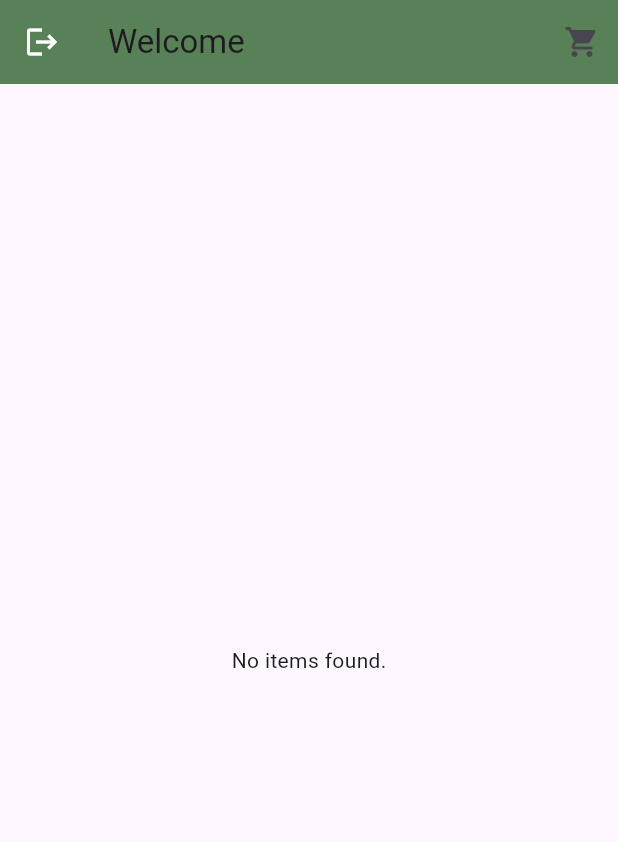
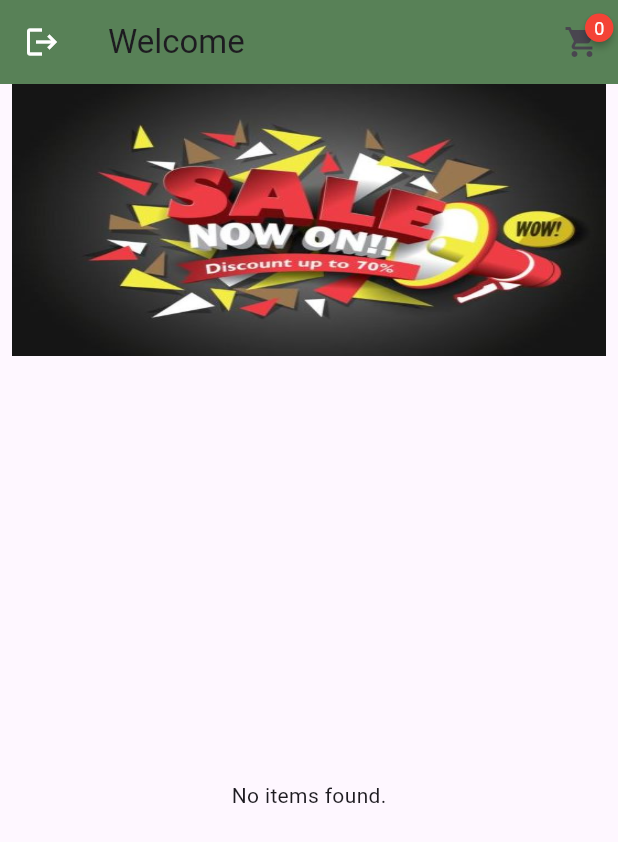
Before and after one commit to Anan-Elayan/flowers_app, a Flutter app: the Home screen opened directly, on a phone screen of 412 x 824 dp. Shown: the top 842 px of the screen. Run offline on Flutter 3.47's test engine with Material 3 defaults, Android fonts, the phone set to English and light mode, and no system bars; drawn by our look-alikes of badges; our stand-ins replace fluttertoast, image_picker, shared_preferences; accounts and stored records are empty.

Commit message:
handle some design and fixed issues

```diff
--- /dev/null
+++ b/lib/components/offers.dart
@@ -0,0 +1,68 @@
+import 'dart:async';
+
+import 'package:flutter/material.dart';
+
+class Offers extends StatefulWidget {
+  const Offers({super.key});
+
+  @override
+  _OffersState createState() => _OffersState();
+}
+
+class _OffersState extends State<Offers> {
+  final PageController _pageController = PageController();
+  int _currentPage = 0;
+
+  final List<String> _offerImages = [
+    'assets/images/offers/sale_poster.jpg',
+    'assets/images/offers/cash_back_offer_banner_2.jpg',
+    'assets/images/offers/cash_back_offer_banner.jpg',
+  ];
+
+  late Timer _timer;
+
+  @override
+  void initState() {
+    super.initState();
+
+    _timer = Timer.periodic(const Duration(seconds: 3), (timer) {
+      if (_currentPage < _offerImages.length - 1) {
+        _currentPage++;
+      } else {
+        _currentPage = 0;
+      }
+      _pageController.animateToPage(
+        _currentPage,
+        duration: const Duration(milliseconds: 500),
+        curve: Curves.easeInOut,
+      );
+    });
+  }
+
+  @override
+  void dispose() {
+    _timer.cancel();
+    _pageController.dispose();
+    super.dispose();
+  }
+
+  @override
+  Widget build(BuildContext context) {
+    return SizedBox(
+      height: MediaQuery.of(context).size.height * 0.22,
+      child: PageView.builder(
+        controller: _pageController,
+        itemCount: _offerImages.length,
+        itemBuilder: (context, index) {
+          return Padding(
+            padding: const EdgeInsets.symmetric(horizontal: 8),
+            child: Image.asset(
+              _offerImages[index],
+              fit: BoxFit.fill,
+            ),
+          );
+        },
+      ),
+    );
+  }
+}
--- a/lib/screens/cart_screen.dart
+++ b/lib/screens/cart_screen.dart
@@ -131,7 +131,7 @@ class _CartPageState extends State<CartPage> {
                           mainAxisSize: MainAxisSize.min,
                           children: [
                             Text(
-                              "Total: \$${(double.tryParse(item['price'].toString()) ?? 0.0 * item['quantity']).toStringAsFixed(2)}",
+                              "Total: \$${(double.parse(item['price'].toString()) * (item['quantity'] as int)).toStringAsFixed(2)}",
                               style:
                                   const TextStyle(fontWeight: FontWeight.bold),
                             ),
--- a/lib/screens/home.dart
+++ b/lib/screens/home.dart
@@ -1,5 +1,7 @@
 import 'dart:convert';
 
+import 'package:badges/badges.dart' as badges;
+import 'package:flowers_app/components/offers.dart';
 import 'package:flutter/material.dart';
 import 'package:fluttertoast/fluttertoast.dart';
 import 'package:shared_preferences/shared_preferences.dart';
@@ -81,7 +83,17 @@ class _HomeState extends State<Home> {
   }
 
   void _deleteFromCart(dynamic item) {
-    cartItems.removeWhere((cartItem) => cartItem['id'] == item['id']);
+    setState(() {
+      final cartItemIndex =
+          cartItems.indexWhere((cartItem) => cartItem['id'] == item['id']);
+      if (cartItemIndex >= 0) {
+        if (cartItems[cartItemIndex]['quantity'] > 1) {
+          cartItems[cartItemIndex]['quantity'] -= 1;
+        } else {
+          cartItems.removeAt(cartItemIndex);
+        }
+      }
+    });
   }
 
   void _purchaseItems() async {
@@ -108,7 +120,17 @@ class _HomeState extends State<Home> {
     return Scaffold(
       appBar: AppBar(
         actions: [
-          IconButton(
+          badges.Badge(
+            position: badges.BadgePosition.topEnd(top: 0, end: 3),
+            badgeContent: Text(
+              '${cartItems.fold<int>(0, (sum, item) => sum + item['quantity'] as int)}',
+              style: const TextStyle(color: Colors.white, fontSize: 12),
+            ),
+            badgeStyle: badges.BadgeStyle(
+              badgeColor: Colors.red,
+              padding: const EdgeInsets.all(6),
+            ),
+            child: IconButton(
               onPressed: () {
                 Navigator.push(
                   context,
@@ -122,6 +144,7 @@ class _HomeState extends State<Home> {
                 );
               },
               icon: const Icon(Icons.shopping_cart),
+            ),
           ),
         ],
         leading: IconButton(
@@ -153,7 +176,11 @@ class _HomeState extends State<Home> {
           },
         ),
       ),
-      body: FutureBuilder<List<dynamic>>(
+      body: Column(
+        children: [
+          const Offers(),
+          Expanded(
+            child: FutureBuilder<List<dynamic>>(
               future: listOfAllItemsInMarket,
               builder: (context, snapshot) {
                 if (snapshot.connectionState == ConnectionState.waiting) {
@@ -202,6 +229,9 @@ class _HomeState extends State<Home> {
                 }
               },
             ),
+          ),
+        ],
+      ),
     );
   }
 }
--- a/pubspec.yaml
+++ b/pubspec.yaml
@@ -22,6 +22,10 @@ dependencies:
   image_picker: ^1.0.8
   uuid: ^3.0.7
   fluttertoast: ^8.2.5
+  flutter_staggered_grid_view: ^0.7.0
+  badges: ^3.1.2
+
+
 
 dev_dependencies:
   flutter_test:
@@ -37,6 +41,8 @@ flutter:
   uses-material-design: true
 
   # To add assets to your application, add an assets section, like this:
+  assets:
+    - assets/images/offers/
   # assets:
   #   - images/a_dot_burr.jpeg
   #   - images/a_dot_ham.jpeg
```
Also changed, not shown: lib/components/market_card.dart (+47 -36 lines), assets/images/offers/cash_back_offer_banner.jpg (added), assets/images/offers/cash_back_offer_banner_2.jpg (added), assets/images/offers/final_offer.jpg (added), assets/images/offers/sale_poster.jpg (added), pubspec.lock. Lines whose indentation alone changed are shown as unchanged.
